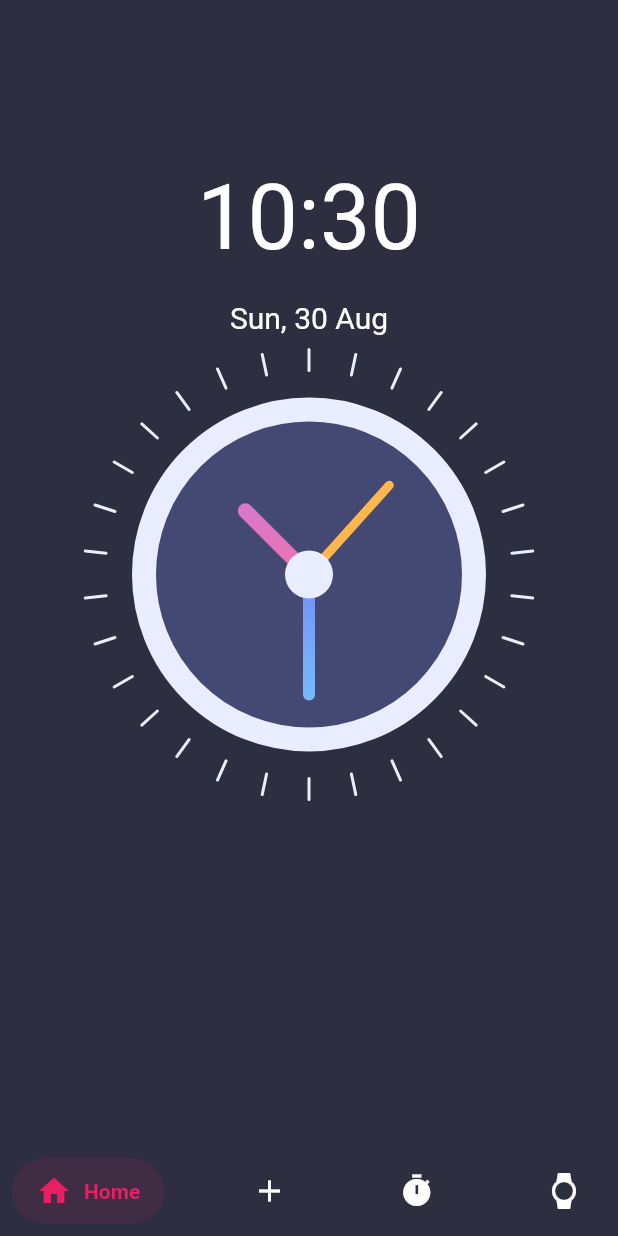
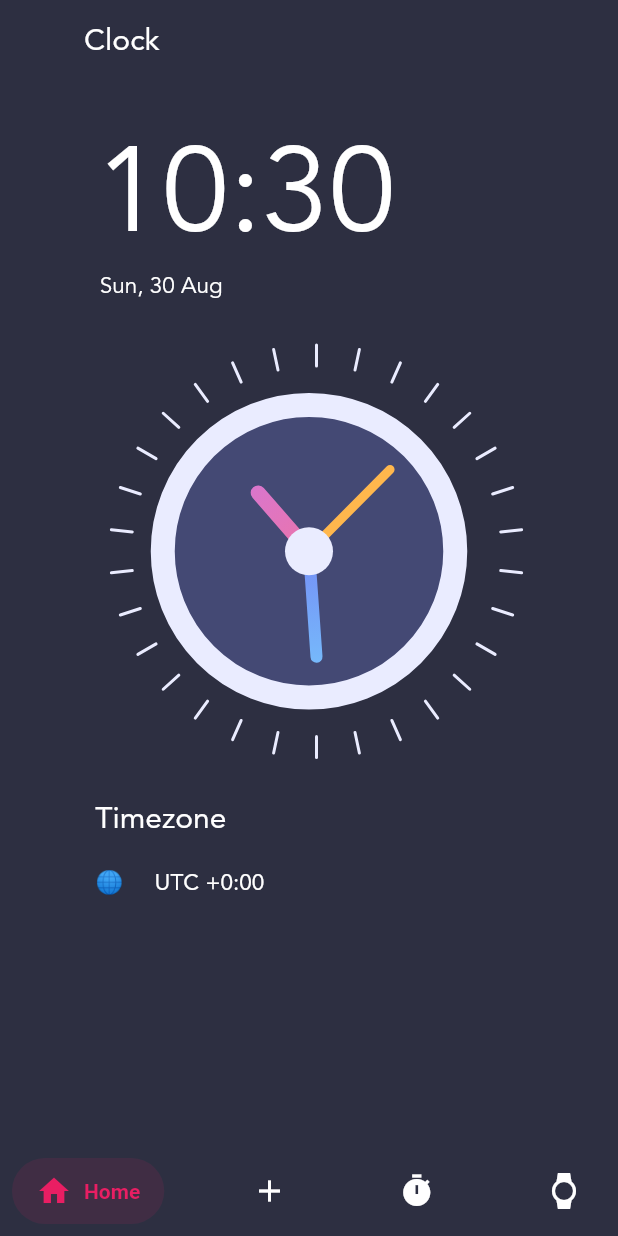
Before and after one commit to Shantonu8/alarm-app, a Flutter app: the screen it shows after launch, on a phone screen of 412 x 824 dp. Run offline on Flutter 3.47's test engine with Material 2 defaults, Android fonts, the light colour scheme and no system bars; drawn by our look-alikes of salomon_bottom_bar; our stand-ins replace curved_navigation_bar, google_fonts.

Commit message:
Updated fonts and Updated Home Screen

```diff
--- a/lib/clock_view.dart
+++ b/lib/clock_view.dart
@@ -26,8 +26,8 @@ class _ClockViewState extends State<ClockView> {
   @override
   Widget build(BuildContext context) {
     return Container(
-      width:  300,
-      height: 300,
+      width:  285,
+      height: 275,
       child: Transform.rotate(
         angle: -pi/2,
         child: CustomPaint(
@@ -92,17 +92,17 @@ class ClockPainter extends CustomPainter {
     canvas.drawCircle(center, radius - 40, fillBrush);
     canvas.drawCircle(center, radius - 40 , outlineBrush);
 
-    var hourHandX = centerX + 60 * cos((dateTime.hour * 30 +  dateTime.minute * 0.5) *pi/180);
-    var hourHandY = centerX + 60 * sin((dateTime.hour * 30 +  dateTime.minute * 0.5) * pi/180);
+    var hourHandX = centerX + 55 * cos((dateTime.hour * 30 +  dateTime.minute * 0.5) *pi/180);
+    var hourHandY = centerX + 55 * sin((dateTime.hour * 30 +  dateTime.minute * 0.5) * pi/180);
     canvas.drawLine(center, Offset(hourHandX,hourHandY), hourHandBrush);
 
 
-    var minHandX = centerX + 80 * cos(dateTime.minute * 6 * pi/180);
-    var minHandY = centerX + 80 * sin(dateTime.minute * 6 * pi/180);
+    var minHandX = centerX + 70.3 * cos(dateTime.minute * 6 * pi/180);
+    var minHandY = centerX + 70.3 * sin(dateTime.minute * 6 * pi/180);
     canvas.drawLine(center, Offset(minHandX,minHandY), minHandBrush);
 
-    var secHandX = centerX + 80 * cos(dateTime.second * 6 * pi/180);
-    var secHandY = centerX + 80 * sin(dateTime.second * 6 * pi/180);
+    var secHandX = centerX + 73.3 * cos(dateTime.second * 6 * pi/180);
+    var secHandY = centerX + 73.3 * sin(dateTime.second * 6 * pi/180);
     canvas.drawLine(center, Offset(secHandX, secHandY), secHandBrush);
 
     canvas.drawCircle(center, 16, centerFillBrush);
--- a/lib/homepage.dart
+++ b/lib/homepage.dart
@@ -2,11 +2,16 @@ import 'dart:async';
 import 'package:salomon_bottom_bar/salomon_bottom_bar.dart';
 import 'package:flutter/material.dart';
 import 'package:weather_alarm_app/clock_view.dart';
-
+import 'package:curved_navigation_bar/curved_navigation_bar.dart';
+import 'package:google_fonts/google_fonts.dart';
 var now = DateTime.now();
 var nowDate = now.day.toString();
 var nowDay = now.weekday;
 var nowMonth = now.month;
+var timezoneName= now.timeZoneName;
+var utcTime = now.timeZoneOffset;
+String finalUTCTime = utcTime.toString();
+
 
 
 String determineDay(){
@@ -34,6 +39,7 @@ String determineDay(){
   else {
     return "error";
   }
+
 }
 String determineMonth(){
   if (nowMonth == 1) {
@@ -95,24 +101,55 @@ class _HomePageState extends State<HomePage> {
 
     return Scaffold(
       backgroundColor: Color(0xFF2D2F41),
-      bottomNavigationBar: SalomonBottomBar(
+       bottomNavigationBar:
+    SalomonBottomBar(
         currentIndex: _currentIndex, onTap: (i) => setState(() => _currentIndex = i),
         items: [
           SalomonBottomBarItem(icon: Icon(Icons.home), title: Text("Home"), selectedColor: Colors.pink, unselectedColor: Colors.white),
           SalomonBottomBarItem(icon: Icon(Icons.add), title: Text("Alarm"), selectedColor: Colors.yellow, unselectedColor: Colors.white),
-          SalomonBottomBarItem(icon: Icon(Icons.timer), title: Text("Timer"), selectedColor: Colors.orange, unselectedColor: Colors.white),
-          SalomonBottomBarItem(icon: Icon(Icons.watch), title: Text("Stopwatch"), selectedColor: Colors.cyan, unselectedColor: Colors.white)
+          SalomonBottomBarItem(icon: Icon(Icons.timer), title: Text("Stopwatch"), selectedColor: Colors.orange, unselectedColor: Colors.white),
+          SalomonBottomBarItem(icon: Icon(Icons.watch), title: Text("Timer"), selectedColor: Colors.cyan, unselectedColor: Colors.white)
         ],
     ),
+      appBar: AppBar(
+        title: Padding(
+          padding: const EdgeInsets.only(left: 40.0),
+          child: Text("Clock", style: TextStyle(
+            fontSize: 20
+          ),),
+        ),
+        elevation: 0,
+        backgroundColor:  Color(0xFF2D2F41),
+      ),
       body: Container(
         alignment: Alignment.center,
         color: Color(0xFF2D2F41),
         child: Column(
-          crossAxisAlignment: CrossAxisAlignment.center,
+          crossAxisAlignment: CrossAxisAlignment.start,
           mainAxisAlignment: MainAxisAlignment.start,
           children: [
             ClockInfo(),
             ClockView(),
+            Padding(
+              padding: const EdgeInsets.fromLTRB(0, 30, 0, 0,),
+              child: Text(
+                "Timezone" ,
+                style: TextStyle(
+                    fontSize: 20,
+                    color:  Colors.white
+                ),
+              ),
+            ),
+            Padding(
+              padding: const EdgeInsets.fromLTRB(0, 20, 0, 20),
+              child: Text(
+                 "🌐     "+ "UTC " + "+" + finalUTCTime[0] + finalUTCTime[1] + finalUTCTime[2] + finalUTCTime[3],
+                style: TextStyle(
+                    fontSize: 15,
+                    color:  Colors.white,
+                ),
+              ),
+            ),
           ],
         ),
       ),
@@ -135,6 +172,8 @@ class _ClockInfoState extends State<ClockInfo> {
       setState(() {
         nowMinute = DateTime.now().minute.toString().padLeft(2, "0");
         nowHour = DateTime.now().hour.toString().padLeft(2, "0");
+        // print(UtcTime);
+        // print(isUTC);
         // nowSeconds = DateTime.now().second.toString().padLeft(2, "0");
       });
     });
@@ -143,26 +182,29 @@ class _ClockInfoState extends State<ClockInfo> {
   @override
   Widget build(BuildContext context) {
     return Column(
+      crossAxisAlignment: CrossAxisAlignment.start,
       children: [
         Padding(
-          padding: const EdgeInsets.fromLTRB(0, 110, 0, 20),
+          padding: const EdgeInsets.fromLTRB(0, 30, 0, 0),
           child: Text(
             nowHour + ":" + nowMinute ,
             style: TextStyle(
-                fontSize: 60,
-                color:  Colors.white
+                fontSize: 80,
+                color:  Colors.white,
+              fontWeight: FontWeight.w100
             ),
           ),
         ),
         Padding(
-          padding: const EdgeInsets.only(bottom: 10.0),
+          padding: const EdgeInsets.fromLTRB(3, 0, 0, 30.0),
           child: Text(
             weekDay[0]+
                 weekDay[1]+
                 weekDay[2] + ", " + nowDate + " " + month[0] + month[1] + month[2] ,
             style: TextStyle(
-                fontSize: 20,
-                color:  Colors.white
+                fontSize: 15,
+                color:  Colors.white,
+              fontWeight: FontWeight.w300
             ),
           ),
         ),
--- a/lib/main.dart
+++ b/lib/main.dart
@@ -1,5 +1,6 @@
 import 'package:flutter/material.dart';
 import 'homepage.dart';
+import 'package:google_fonts/google_fonts.dart';
 
 void main() {
   runApp(MyApp());
@@ -13,6 +14,9 @@ class MyApp extends StatelessWidget {
       debugShowCheckedModeBanner: false,
       title: 'Weather Alarm App',
       theme: ThemeData(
+        // textTheme: GoogleFonts.avenirTextTheme(
+        // Theme.of(context).textTheme,),
+        fontFamily: "Avenir",
         primarySwatch: Colors.blue,
       ),
       home: HomePage(),
```
Also changed, not shown: pubspec.yaml (+10 -0 lines), fonts/Avenir-Black.otf (added), fonts/Avenir-Book.otf (added), fonts/Avenir-Roman.otf (added), pubspec.lock, 2 other files.
